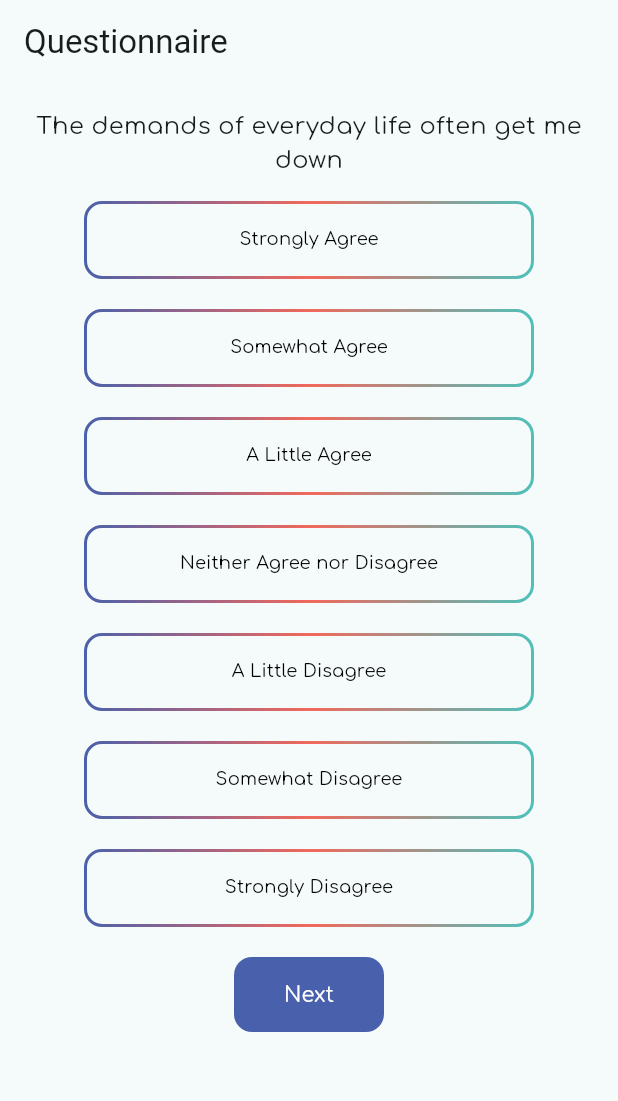
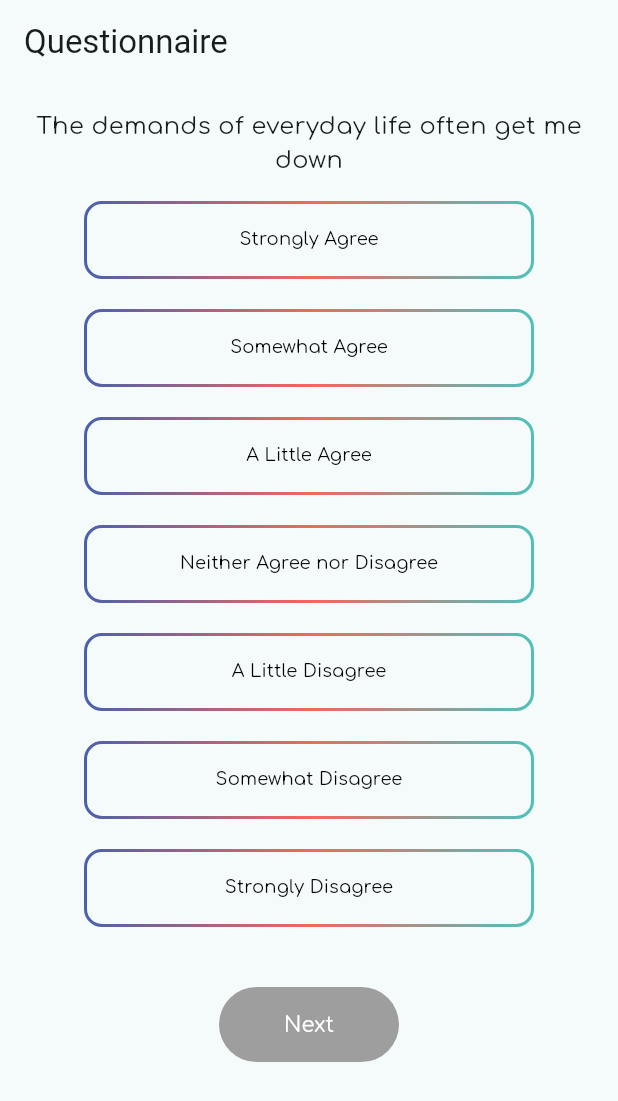
Before and after one commit to Shaliniyadav8130/conscious_leap, a Flutter app: the screen it shows after launch, on a phone screen of 412 x 824 dp. Shown: the top 1101 px of the screen. Run offline on Flutter 3.47's test engine with Material 2 defaults, Android fonts, the light colour scheme and no system bars; our stand-ins replace animated_splash_screen, cloud_firestore, firebase_auth, firebase_core, firebase_database, firebase_storage and 2 more; missing offline and left inert: flutter_gif; accounts and stored records are empty.

Commit message:
Next Button updated

```diff
--- a/lib/Questionnarie/questionnarie.dart
+++ b/lib/Questionnarie/questionnarie.dart
@@ -27,6 +27,8 @@ class QuestionnaireScreen extends StatefulWidget {
 }
 
 class _QuestionnaireScreenState extends State<QuestionnaireScreen> {
+  bool isOptionSelected = false;
+
   int currentCategoryIndex = 0;
   int currentQuestionIndex = 0;
   int currentRatingIndex=0;
@@ -190,8 +192,10 @@ class _QuestionnaireScreenState extends State<QuestionnaireScreen> {
   void updateRating(int rating) {
     setState(() {
       categoryRatings[currentCategoryIndex][currentQuestionIndex] = rating;
+      isOptionSelected = true;
     });
   }
+
 
   void calculateCategoryPercentagesAndNavigate() {
     List<double> categoryPercentages = [];
@@ -261,21 +265,35 @@ class _QuestionnaireScreenState extends State<QuestionnaireScreen> {
                   );
                 }).toList(),
               ),
-              Container(
-                width: 100,
+              Padding(
+                padding:EdgeInsets.all(20),
+                child: Container(
                   height: 50,
+                  width: 120,
                   decoration: BoxDecoration(
-                  color: Color(0xff4961AC),
-                    // border: const GradientBoxBorder(
-                    //   gradient: LinearGradient(colors: [Color(0xff4961AC), Color(0xffF2685D),Color(0xff4EC1BA)]),
-                    //   width: 2,
-                    //),
-                    borderRadius: BorderRadius.circular(12)),
-                child: TextButton(
-                  onPressed: () {
+                    borderRadius: BorderRadius.circular(20), // Set the border radius here
+                  ),
+
+                  child:ElevatedButton(
+                    style: ButtonStyle(
+                      backgroundColor: MaterialStateProperty.resolveWith<Color>(
+                            (Set<MaterialState> states) {
+                          // if (states.contains(MaterialState.pressed)) {
+                          //   return Colors.red; // Background color when the button is pressed
+                          // }
+                          if (states.contains(MaterialState.disabled)) {
+                            return Colors.grey; // Background color when the button is disabled
+                          }
+                          return Color(0xff4961AC); // Default background color
+                        },
+                      ),
+                    ),
+                    onPressed: isOptionSelected
+                        ? () {
                       if (currentQuestionIndex < totalQuestionsPerCategory[currentCategoryIndex] - 1) {
                         setState(() {
                           currentQuestionIndex++;
+                          isOptionSelected = false; // Reset the option selection for the next question
                         });
                       } else {
                         if (currentCategoryIndex < totalCategories - 1) {
@@ -283,15 +301,21 @@ class _QuestionnaireScreenState extends State<QuestionnaireScreen> {
                             currentCategoryIndex++;
                             currentQuestionIndex = 0;
                             currentRatingIndex++;
+                            isOptionSelected = false; // Reset the option selection for the next question
                           });
                         } else {
                           calculateCategoryPercentagesAndNavigate();
                         }
                       }
-                  },
-                  child: Text('Next',style: TextStyle(fontFamily: 'Comforta',color: Colors.white),),
+                    }
+                        : null, // Disable the button when no option is selected
+                    child: Text('Next', style: TextStyle(fontFamily: 'Comforta', color: Colors.white)),
                   ),
                 ),
+
+              ),
+
+
 
             ],
           ),
--- a/lib/main.dart
+++ b/lib/main.dart
@@ -3,6 +3,7 @@ import 'package:animated_splash_screen/animated_splash_screen.dart';
 import 'package:consciousleap/Questionnarie/Analysis_Report.dart';
 import 'package:consciousleap/Questionnarie/questionnarie.dart';
 import 'package:consciousleap/SplashScreen.dart';
+import 'package:consciousleap/conscious_Business/businessOptions.dart';
 import 'package:consciousleap/conscious_store/Conscious_Categories.dart';
 import 'package:consciousleap/login.dart';
 import 'package:consciousleap/therapist/login_therapist.dart';
```
Also changed, not shown: lib/Questionnarie/Analysis_Report.dart (+16 -16 lines), lib/conscious_Business/businessOptions.dart (added, +62 -0 lines). Lines whose indentation alone changed are shown as unchanged.
